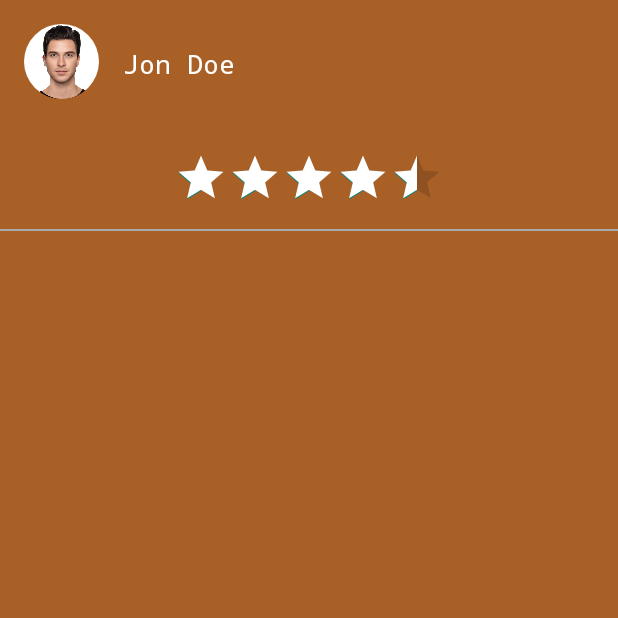
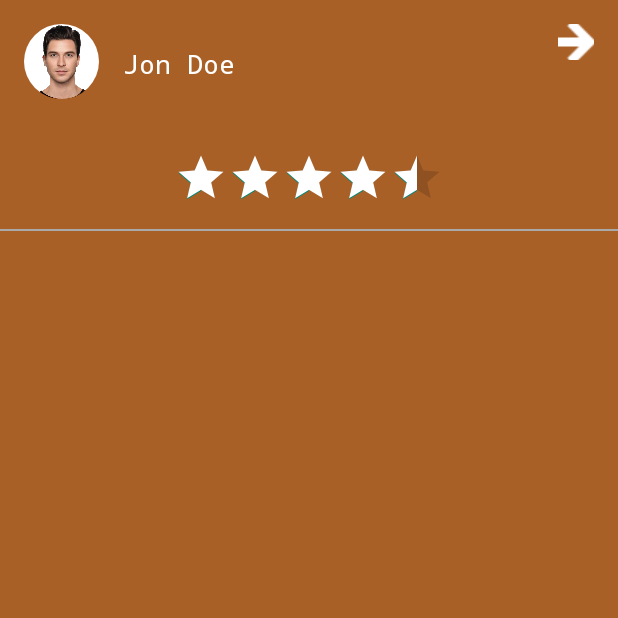
Before and after one commit to lilbig/swlau18, an Android app: the fragment ProfileFragment placed in its activity, on a phone screen of 412 x 824 dp, the top half of it. Run offline under Robolectric (Android 15) with nearby library versions, the phone set to English and light mode, and no system bars; our stand-ins replace CircleImageView.

Commit message:
ADDED: logout button

```diff
--- a/androidapp/app/src/main/java/com/alvaroartieda/foodies/fragments/ProfileFragment.java
+++ b/androidapp/app/src/main/java/com/alvaroartieda/foodies/fragments/ProfileFragment.java
@@ -7,6 +7,7 @@ import android.view.LayoutInflater;
 import android.view.View;
 import android.view.ViewGroup;
 import android.widget.Button;
+import android.widget.ImageButton;
 import android.widget.RatingBar;
 import android.widget.TextView;
 
@@ -32,6 +33,8 @@ public class ProfileFragment extends Fragment {
     private Button proceedBtn;
     private TextView userNameTxt;
     private RatingBar ratingBar;
+    private ImageButton logoutBtn;
+    private SharedPreferences prefs;
 
     public static ProfileFragment newInstance() {
         ProfileFragment fragment = new ProfileFragment();
@@ -45,8 +48,10 @@ public class ProfileFragment extends Fragment {
         proceedBtn = view.findViewById(R.id.proceedWithOrder);
         userNameTxt = view.findViewById(R.id.userNameTxt);
         ratingBar = view.findViewById(R.id.ratingBar);
+        logoutBtn = view.findViewById(R.id.logoutBtn);
 
-        SharedPreferences prefs = getActivity().getSharedPreferences(MY_PREFERENCES, MODE_PRIVATE);
+
+       prefs = getActivity().getSharedPreferences(MY_PREFERENCES, MODE_PRIVATE);
 
         userNameTxt.setText(prefs.getString(USER,"Jon Doe"));
         ratingBar.setRating(3.0f + new Random().nextInt(50) / 25.0f);
@@ -61,6 +66,14 @@ public class ProfileFragment extends Fragment {
                     getFragmentManager().beginTransaction().replace(R.id.fragmentContainer, MapFragment.newInstance()).commit());
         }
 
+        logoutBtn.setOnClickListener((viewBtn)->{
+            logoutUser();
+            getFragmentManager().beginTransaction().replace(R.id.fragmentContainer, WhoAreYouFragment.newInstance()).commit();
+        });
         return view;
     }
+
+    private void logoutUser() {
+        prefs.edit().clear().commit();
+    }
 }
--- a/androidapp/app/src/main/res/layout/layout_profile.xml
+++ b/androidapp/app/src/main/res/layout/layout_profile.xml
@@ -5,19 +5,18 @@
     xmlns:app="http://schemas.android.com/apk/res-auto"
     android:background="@color/light_brown">
 
-    <LinearLayout
+    <RelativeLayout
         android:id="@+id/userContainer"
         android:layout_width="match_parent"
         android:layout_height="wrap_content">
 
 
-            <de.hdodenhof.circleimageview.CircleImageView
-                android:id="@+id/profilePic"
-                android:layout_width="50dp"
-                android:layout_height="50dp"
-                android:layout_margin="@dimen/fab_margin"
-                android:src="@drawable/picture_profile"
-                />
+        <de.hdodenhof.circleimageview.CircleImageView
+            android:id="@+id/profilePic"
+            android:layout_width="50dp"
+            android:layout_height="50dp"
+            android:layout_margin="@dimen/fab_margin"
+            android:src="@drawable/picture_profile" />
 
 
 
@@ -25,6 +24,7 @@
             android:id="@+id/userNameTxt"
             android:layout_width="wrap_content"
             android:layout_height="wrap_content"
+            android:layout_toRightOf="@id/profilePic"
             android:layout_marginTop="30dp"
             android:layout_marginBottom="30dp"
             android:fontFamily="monospace"
@@ -33,7 +33,17 @@
             android:textColor="@color/colorWhite"
             android:textSize="18dp" />
 
-    </LinearLayout>
+        <ImageButton
+            android:layout_width="24dp"
+            android:layout_height="24dp"
+            android:id="@+id/logoutBtn"
+            android:src="@drawable/logout"
+            android:background="@color/light_brown"
+            android:layout_margin="@dimen/fab_margin"
+            android:layout_alignParentEnd="true"/>
+
+
+    </RelativeLayout>
 
     <RelativeLayout
         android:layout_width="match_parent"
@@ -60,6 +70,7 @@
             android:layout_height="1dp"
             android:layout_centerHorizontal="true"
             android:background="@android:color/darker_gray"/>
+
     </RelativeLayout>
 
     <ListView
```
Also changed, not shown: androidapp/app/src/main/res/drawable/logout.png (added).
